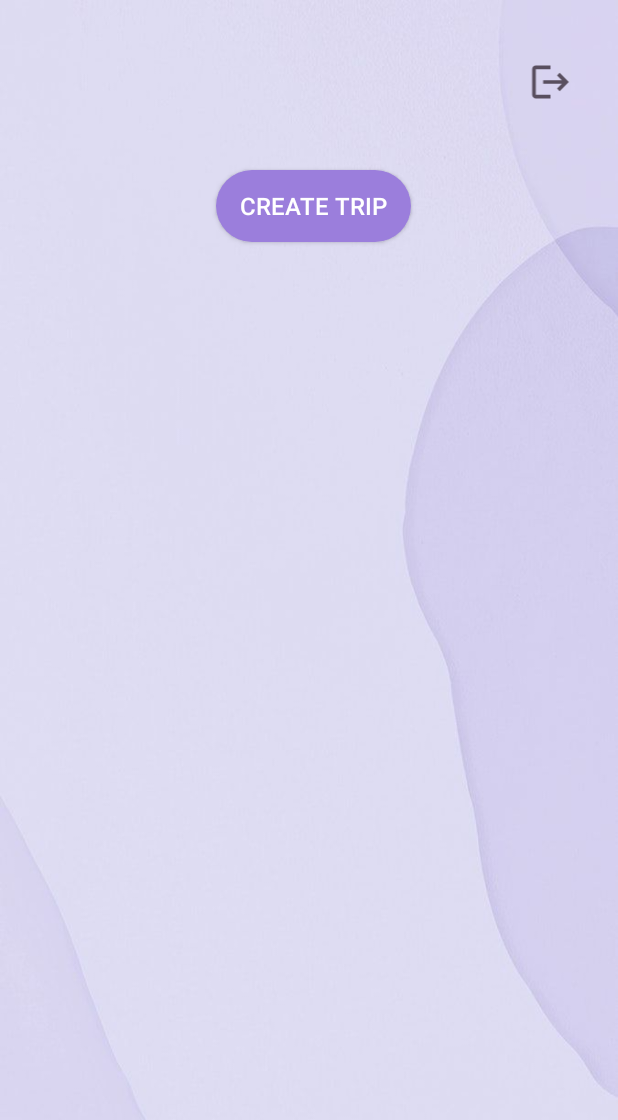
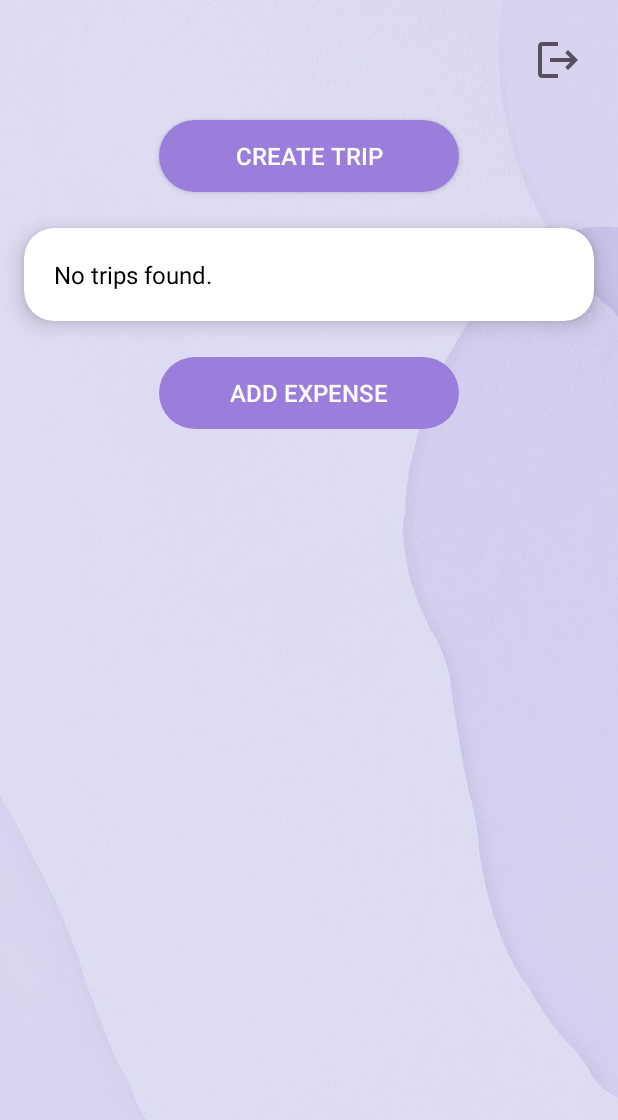
Before and after one commit to iamwahida/expensify_MAD, an Android app built with Jetpack Compose: the MainActivity screen opened directly, with no data from a screen before it, on a phone screen of 412 x 824 dp. Shown: the top 1120 px of the screen. Run offline under Robolectric (Android 15) with nearby library versions, the phone set to English and light mode, and no system bars; our stand-ins replace Firebase (no records; nobody signed in at launch, a user with empty details on screens opened directly).

Commit message:
add trips to firestore + UI form

```diff
--- a/app/src/main/AndroidManifest.xml
+++ b/app/src/main/AndroidManifest.xml
@@ -36,5 +36,6 @@
                 android:value=""/>
         </activity>
         <activity android:name=".CreateTripActivity" />
+        <activity android:name=".AddExpenseActivity" />
     </application>
 </manifest>
--- a/app/src/main/java/com/example/expensify/MainActivity.kt
+++ b/app/src/main/java/com/example/expensify/MainActivity.kt
@@ -2,26 +2,92 @@ package com.example.expensify
 
 import android.content.Intent
 import android.os.Bundle
-import android.widget.Button
-import android.widget.ImageView
+import android.util.Log
+import android.widget.*
 import androidx.activity.ComponentActivity
+import androidx.compose.ui.geometry.isEmpty
+import androidx.compose.ui.semantics.text
+import com.google.firebase.auth.FirebaseAuth
+import com.google.firebase.firestore.FirebaseFirestore
+import com.google.firebase.firestore.Query
 
 class MainActivity : ComponentActivity() {
+
+    private lateinit var createTripButton: Button
+    private lateinit var logoutIcon: ImageView
+    private lateinit var addExpenseButton: Button
+    private lateinit var loadingText: TextView
+
+    private val db = FirebaseFirestore.getInstance()
+
     override fun onCreate(savedInstanceState: Bundle?) {
         super.onCreate(savedInstanceState)
         setContentView(R.layout.activity_main)
 
-        val logoutIcon = findViewById<ImageView>(R.id.logoutIcon)
+        logoutIcon = findViewById(R.id.logoutIcon)
+        createTripButton = findViewById(R.id.createTripButton)
+        addExpenseButton = findViewById(R.id.addExpenseButton)
+        loadingText = findViewById(R.id.loadingText)
+
         logoutIcon.setOnClickListener {
             val intent = Intent(this, LoginActivity::class.java)
             startActivity(intent)
             finish()
         }
 
-        val createTripButton = findViewById<Button>(R.id.createTripButton)
         createTripButton.setOnClickListener {
             val intent = Intent(this, CreateTripActivity::class.java)
             startActivity(intent)
         }
+
+        fetchLatestTrip()
+    }
+
+    private fun fetchLatestTrip() {
+        val currentUserEmail = FirebaseAuth.getInstance().currentUser?.email
+        if (currentUserEmail == null) {
+            Log.e("TRIP_DEBUG", "User not logged in.")
+            loadingText.text = "User not logged in."
+            addExpenseButton.isEnabled = false
+            return
+        }
+
+        val currentUsername = currentUserEmail.substringBefore("@")
+        Log.d("TRIP_DEBUG", "Fetching trip for user: $currentUsername")
+
+        db.collection("trips")
+            .whereArrayContains("members", currentUsername)
+            .orderBy("createdAt", Query.Direction.DESCENDING)
+            .limit(1)
+            .get()
+            .addOnSuccessListener { documents ->
+                if (documents.isEmpty) {
+                    Log.d("TRIP_DEBUG", "No trips found for user: $currentUsername")
+                    loadingText.text = "No trips found."
+                    addExpenseButton.isEnabled = false
+                    return@addOnSuccessListener
+                }
+
+                val trip = documents.first()
+                val tripName = trip.getString("name") ?: "Unnamed Trip"
+                val members = trip.get("members") as? List<String> ?: listOf()
+
+                Log.d("TRIP_DEBUG", "Successfully fetched trip: $tripName, Members: $members")
+
+                loadingText.text = "Active Trip: $tripName\nMembers: ${members.joinToString(", ")}"
+
+                addExpenseButton.isEnabled = true
+                addExpenseButton.setOnClickListener {
+                    val intent = Intent(this, AddExpenseActivity::class.java)
+                    intent.putExtra("tripId", trip.id)
+                    intent.putExtra("members", ArrayList(members)) // Required by intent
+                    startActivity(intent)
+                }
+            }
+            .addOnFailureListener { e ->
+                Log.e("TRIP_DEBUG", "Error loading trip for user: $currentUsername", e)
+                loadingText.text = "Failed to load trip."
+                addExpenseButton.isEnabled = false
+            }
     }
 }
--- a/app/src/main/res/layout/activity_main.xml
+++ b/app/src/main/res/layout/activity_main.xml
@@ -8,29 +8,69 @@
     android:background="@drawable/lavender2"
     tools:context=".MainActivity">
 
+    <!-- Logout Icon -->
     <ImageView
         android:id="@+id/logoutIcon"
-        android:layout_width="58dp"
-        android:layout_height="45dp"
-        android:layout_marginTop="32dp"
-        android:layout_marginEnd="16dp"
+        android:layout_width="48dp"
+        android:layout_height="48dp"
+        android:layout_margin="16dp"
         android:padding="8dp"
         android:src="@drawable/baseline_logout_24"
         app:layout_constraintEnd_toEndOf="parent"
         app:layout_constraintTop_toTopOf="parent" />
 
+    <!-- Create Trip Button -->
     <Button
         android:id="@+id/createTripButton"
-        android:layout_width="wrap_content"
+        android:layout_width="200dp"
         android:layout_height="wrap_content"
         android:text="Create Trip"
         android:textColor="@color/white"
         android:textSize="16sp"
         android:background="@drawable/rounded_button"
-        android:elevation="6dp"
-        android:layout_marginTop="36dp"
-        android:layout_marginStart="144dp"
+        android:elevation="8dp"
+        android:layout_marginTop="16dp"
+        app:layout_constraintTop_toBottomOf="@id/logoutIcon"
         app:layout_constraintStart_toStartOf="parent"
-        app:layout_constraintTop_toBottomOf="@id/logoutIcon" />
+        app:layout_constraintEnd_toEndOf="parent"/>
+
+    <!-- Trip Info Display -->
+    <androidx.cardview.widget.CardView
+        android:id="@+id/tripCard"
+        android:layout_width="0dp"
+        android:layout_height="wrap_content"
+        android:layout_marginTop="24dp"
+        android:layout_marginStart="16dp"
+        android:layout_marginEnd="16dp"
+        app:cardCornerRadius="20dp"
+        app:cardElevation="8dp"
+        app:layout_constraintTop_toBottomOf="@id/createTripButton"
+        app:layout_constraintStart_toStartOf="parent"
+        app:layout_constraintEnd_toEndOf="parent">
+
+        <TextView
+            android:id="@+id/loadingText"
+            android:layout_width="match_parent"
+            android:layout_height="wrap_content"
+            android:padding="20dp"
+            android:text="Loading trip..."
+            android:textSize="16sp"
+            android:textColor="@color/black" />
+    </androidx.cardview.widget.CardView>
+
+    <!-- Add Expense Button -->
+    <Button
+        android:id="@+id/addExpenseButton"
+        android:layout_width="200dp"
+        android:layout_height="wrap_content"
+        android:text="Add Expense"
+        android:textColor="@color/white"
+        android:textSize="16sp"
+        android:background="@drawable/rounded_button"
+        android:elevation="8dp"
+        android:layout_marginTop="24dp"
+        app:layout_constraintTop_toBottomOf="@id/tripCard"
+        app:layout_constraintStart_toStartOf="parent"
+        app:layout_constraintEnd_toEndOf="parent"/>
 
 </androidx.constraintlayout.widget.ConstraintLayout>
```
Also changed, not shown: app/src/main/java/com/example/expensify/AddExpenseActivity.kt (added, +88 -0 lines), app/src/main/java/com/example/expensify/CreateTripActivity.kt (+8 -3 lines), app/src/main/res/layout/activity_add_expense.xml (added, +64 -0 lines).
